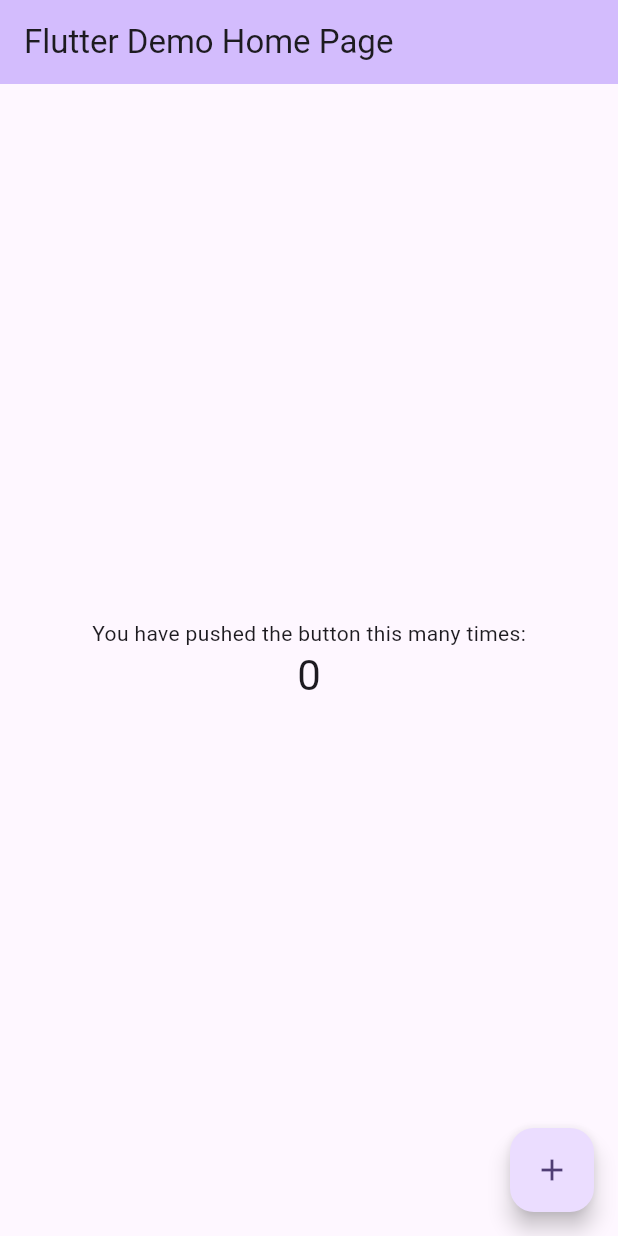
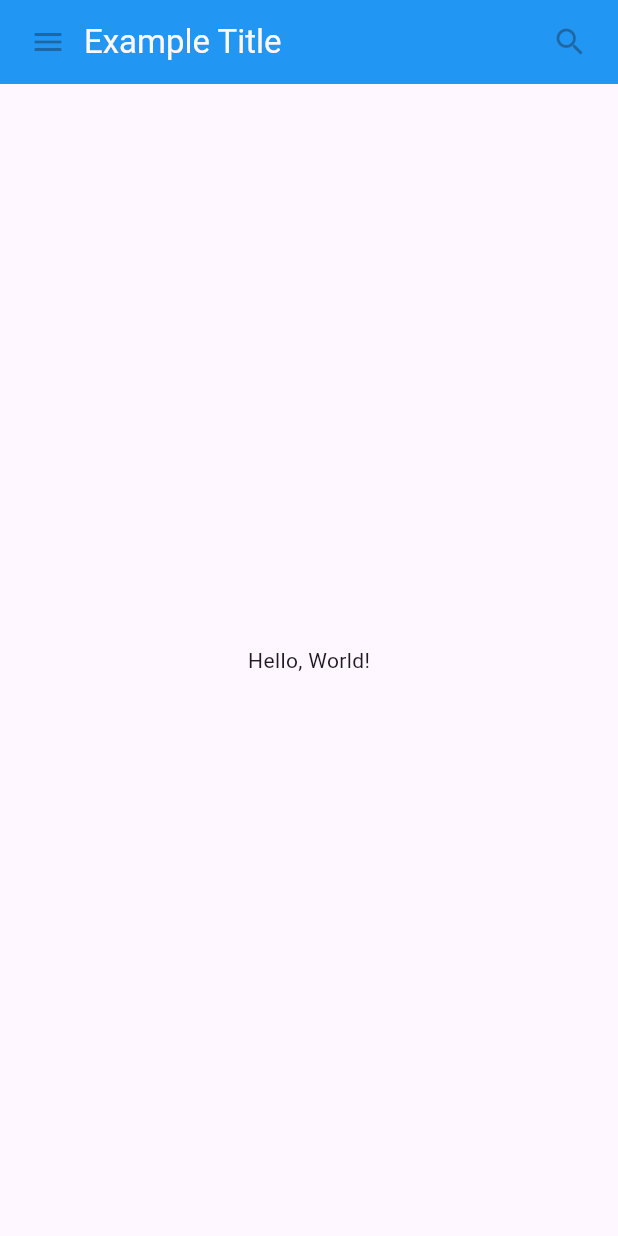
Before and after one commit to naaji-tech/test-drive, a Flutter app: the screen it shows after launch, on a phone screen of 412 x 824 dp. Run offline on Flutter 3.47's test engine with Material 3 defaults, Android fonts, the phone set to English and light mode, and no system bars.

Commit message:
changes in main.dart

```diff
--- a/lib/main.dart
+++ b/lib/main.dart
@@ -1,125 +1,67 @@
 import 'package:flutter/material.dart';
 
 void main() {
-  runApp(const MyApp());
+  runApp(
+    const MaterialApp(
+      title: "My App",
+      home: SafeArea(
+        child: MySacffold(),
+      ),
+    ),
+  );
 }
 
-class MyApp extends StatelessWidget {
-  const MyApp({super.key});
+class MySacffold extends StatelessWidget {
+  const MySacffold({super.key});
 
-  // This widget is the root of your application.
   @override
   Widget build(BuildContext context) {
-    return MaterialApp(
-      title: 'Flutter Demo',
-      theme: ThemeData(
-        // This is the theme of your application.
-        //
-        // TRY THIS: Try running your application with "flutter run". You'll see
-        // the application has a purple toolbar. Then, without quitting the app,
-        // try changing the seedColor in the colorScheme below to Colors.green
-        // and then invoke "hot reload" (save your changes or press the "hot
-        // reload" button in a Flutter-supported IDE, or press "r" if you used
-        // the command line to start the app).
-        //
-        // Notice that the counter didn't reset back to zero; the application
-        // state is not lost during the reload. To reset the state, use hot
-        // restart instead.
-        //
-        // This works for code too, not just values: Most code changes can be
-        // tested with just a hot reload.
-        colorScheme: ColorScheme.fromSeed(seedColor: Colors.deepPurple),
-        useMaterial3: true,
+    return Material(
+      child: Column(
+        children: [
+          MyAppBar(
+            title: Text(
+              "Example Title",
+              style: Theme.of(context).primaryTextTheme.titleLarge,
+            ),
+          ),
+          const Expanded(
+            child: Center(
+              child: Text("Hello, World!"),
+            ),
+          ),
+        ],
       ),
-      home: const MyHomePage(title: 'Flutter Demo Home Page'),
     );
   }
 }
 
-class MyHomePage extends StatefulWidget {
-  const MyHomePage({super.key, required this.title});
+class MyAppBar extends StatelessWidget {
+  const MyAppBar({required this.title, super.key});
 
-  // This widget is the home page of your application. It is stateful, meaning
-  // that it has a State object (defined below) that contains fields that affect
-  // how it looks.
-
-  // This class is the configuration for the state. It holds the values (in this
-  // case the title) provided by the parent (in this case the App widget) and
-  // used by the build method of the State. Fields in a Widget subclass are
-  // always marked "final".
-
-  final String title;
-
-  @override
-  State<MyHomePage> createState() => _MyHomePageState();
-}
-
-class _MyHomePageState extends State<MyHomePage> {
-  int _counter = 0;
-
-  void _incrementCounter() {
-    setState(() {
-      // This call to setState tells the Flutter framework that something has
-      // changed in this State, which causes it to rerun the build method below
-      // so that the display can reflect the updated values. If we changed
-      // _counter without calling setState(), then the build method would not be
-      // called again, and so nothing would appear to happen.
-      _counter++;
-    });
-  }
+  final Widget title;
 
   @override
   Widget build(BuildContext context) {
-    // This method is rerun every time setState is called, for instance as done
-    // by the _incrementCounter method above.
-    //
-    // The Flutter framework has been optimized to make rerunning build methods
-    // fast, so that you can just rebuild anything that needs updating rather
-    // than having to individually change instances of widgets.
-    return Scaffold(
-      appBar: AppBar(
-        // TRY THIS: Try changing the color here to a specific color (to
-        // Colors.amber, perhaps?) and trigger a hot reload to see the AppBar
-        // change color while the other colors stay the same.
-        backgroundColor: Theme.of(context).colorScheme.inversePrimary,
-        // Here we take the value from the MyHomePage object that was created by
-        // the App.build method, and use it to set our appbar title.
-        title: Text(widget.title),
+    return Container(
+      height: 56,
+      padding: const EdgeInsets.symmetric(horizontal: 8),
+      decoration: BoxDecoration(color: Colors.blue[500]),
+      child: Row(
+        children: [
+          const IconButton(
+            onPressed: null,
+            icon: Icon(Icons.menu),
+            tooltip: "Navigation Menu",
+          ),
+          Expanded(child: title),
+          const IconButton(
+            onPressed: null,
+            icon: Icon(Icons.search),
+            tooltip: 'Search',
+          )
+        ],
       ),
-      body: Center(
-        // Center is a layout widget. It takes a single child and positions it
-        // in the middle of the parent.
-        child: Column(
-          // Column is also a layout widget. It takes a list of children and
-          // arranges them vertically. By default, it sizes itself to fit its
-          // children horizontally, and tries to be as tall as its parent.
-          //
-          // Column has various properties to control how it sizes itself and
-          // how it positions its children. Here we use mainAxisAlignment to
-          // center the children vertically; the main axis here is the vertical
-          // axis because Columns are vertical (the cross axis would be
-          // horizontal).
-          //
-          // TRY THIS: Invoke "debug painting" (choose the "Toggle Debug Paint"
-          // action in the IDE, or press "p" in the console), to see the
-          // wireframe for each widget.
-          mainAxisAlignment: MainAxisAlignment.center,
-          children: <Widget>[
-            const Text(
-              'You have pushed the button this many times:',
-            ),
-            Text(
-              '$_counter',
-              style: Theme.of(context).textTheme.headlineMedium,
-            ),
-          ],
-        ),
-      ),
-      floatingActionButton: FloatingActionButton(
-        onPressed: _incrementCounter,
-        tooltip: 'Increment',
-        child: const Icon(Icons.add),
-      ), // This trailing comma makes auto-formatting nicer for build methods.
     );
   }
 }
```
